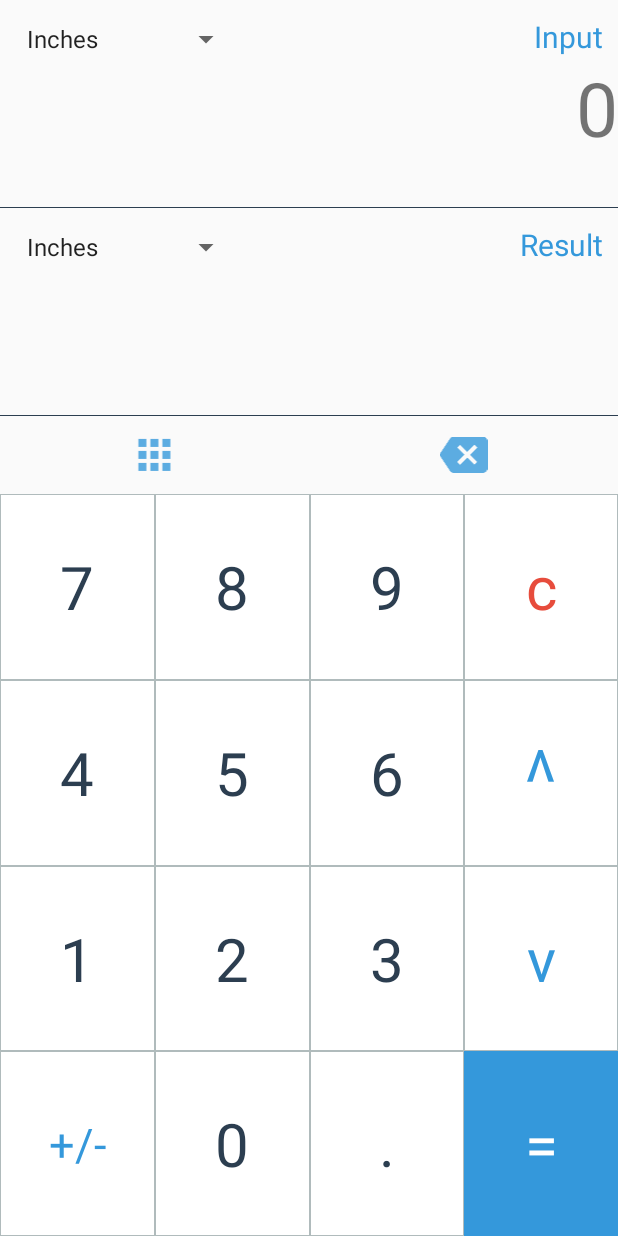
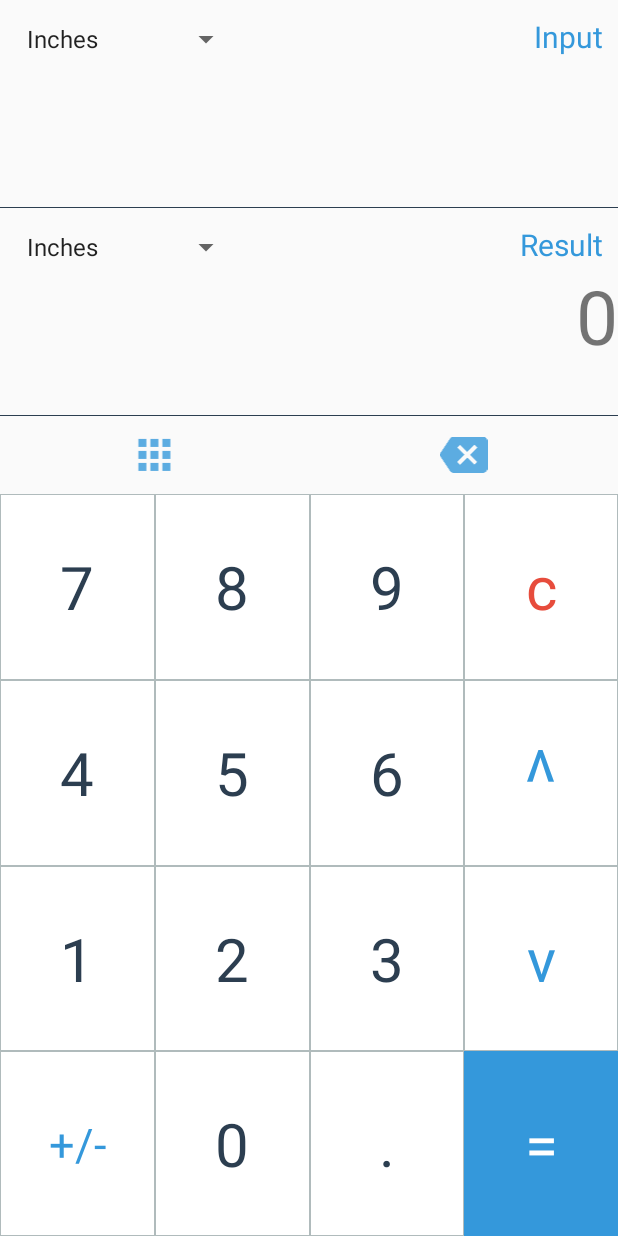
Before and after one commit to abhii2028/Convertoroid, an Android app: the screen it shows after launch (MainActivity), after a tap on an icon or button, on a phone screen of 412 x 824 dp. Run offline under Robolectric (Android 15) with nearby library versions, the phone set to English and light mode, and no system bars; Roboto replaces fonts that are not available here; 4 statements that could not run were skipped.

Commit message:
Fourth commit

```diff
--- a/app/src/main/java/com/example/abhijeet/convertoroid/Activities/MainActivity.java
+++ b/app/src/main/java/com/example/abhijeet/convertoroid/Activities/MainActivity.java
@@ -22,7 +22,7 @@ public class MainActivity extends AppCompatActivity {
     TextView one,two,three,four,five,six,seven,eight,nine,zero,point,allClear;
     TextView unitOne,unitTwo, up, down,equals;
     ImageView selectUnit;
-    String upTempString = "" , downTempString = "" , whichUnit = "down" , itemOne = "" , itemTwo = "" , whichUnitIsSelected = "LengthUnit";
+    String upTempString = "" , downTempString = "" , whichUnit = "up" , itemOne = "" , itemTwo = "" , whichUnitIsSelected = "LengthUnit";
     Double input,result;
     Spinner unitOneSpinner,unitTwoSpinner;
     String[] length = { "Inches", "Feets", "Yards", "Miles", "Millimetres", "Centimetres" , "Metres" , "Kilometres"  };
@@ -378,6 +378,13 @@ public class MainActivity extends AppCompatActivity {
             }
         });
 
+        unitOne.setOnClickListener(new View.OnClickListener() {
+            @Override
+            public void onClick(View v) {
+                whichUnit = "up";
+                getWhichUnit(whichUnit);
+            }
+        });
 
         up.setOnClickListener(new View.OnClickListener() {
             @Override
@@ -387,13 +394,21 @@ public class MainActivity extends AppCompatActivity {
             }
         });
 
-        down.setOnClickListener(new View.OnClickListener() {
+       /* unitTwo.setOnClickListener(new View.OnClickListener() {
             @Override
             public void onClick(View v) {
                 whichUnit = "down";
                 getWhichUnit(whichUnit);
             }
-        });
+        });*/
+
+       /* down.setOnClickListener(new View.OnClickListener() {
+            @Override
+            public void onClick(View v) {
+                whichUnit = "down";
+                getWhichUnit(whichUnit);
+            }
+        }); */
 
         selectUnit.setOnClickListener(new View.OnClickListener() {
             @Override
```
